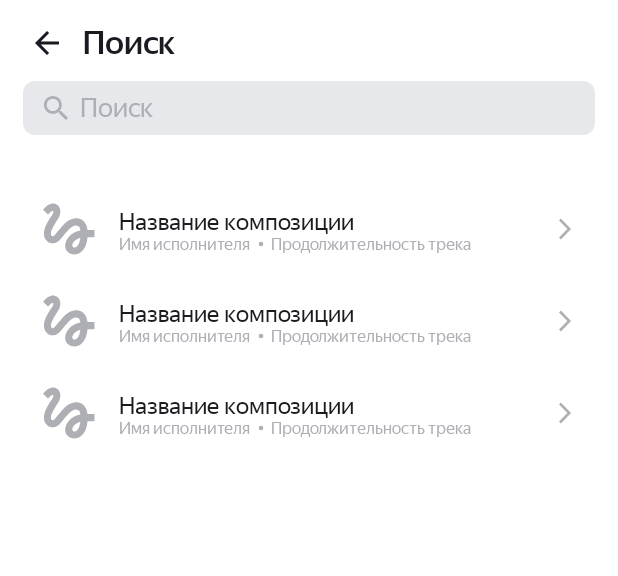
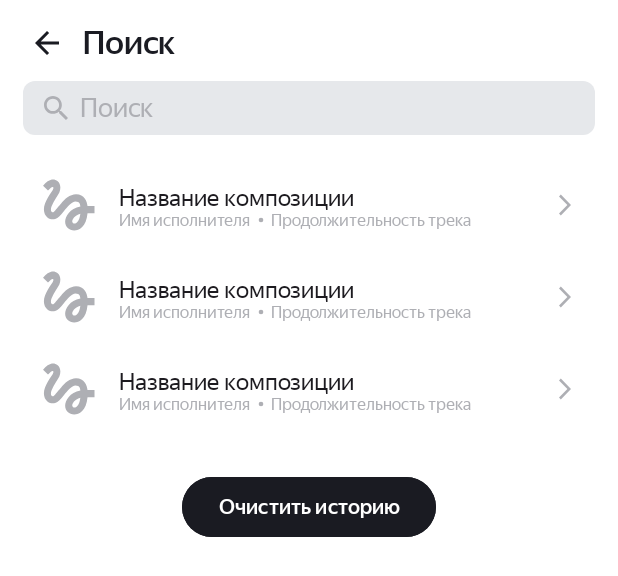
Before and after one commit to ZarubaGit/MusicApp, an Android app: the layout activity_search.xml on its own in the app's theme, with its tools: preview values and no code run, on a phone screen of 412 x 824 dp. Shown: the top 576 px of the screen. Run offline under Robolectric (Android 15) with nearby library versions, the phone set to English and light mode, and no system bars.

Commit message:
ДЗ 12 спринта

```diff
--- a/app/src/main/java/com/example/playlistmaker/TrackAdapter.kt
+++ b/app/src/main/java/com/example/playlistmaker/TrackAdapter.kt
@@ -16,8 +16,7 @@ class TrackAdapter(private val trackList: MutableList<Track>, private val histor
         holder.itemView.setOnClickListener{
             val clickedTrack = trackList[position]
             historyManager.saveTrackToHistory(clickedTrack)
-            historyManager.removeTrackFromHistory(clickedTrack.trackId)
-            notifyDataSetChanged()
+
         }
     }
 
--- a/app/src/main/res/layout/activity_search.xml
+++ b/app/src/main/res/layout/activity_search.xml
@@ -4,19 +4,19 @@
     xmlns:tools="http://schemas.android.com/tools"
     style="@style/StyleFromBackgroundSettingActivity">
 
-    <LinearLayout
-        style="@style/ToolBarSetting">
+    <LinearLayout style="@style/ToolBarSetting">
 
         <ImageView
+            android:id="@+id/backInMain"
             style="@style/StrelochkaBack"
-            android:id="@+id/backInMain"
             app:srcCompat="@drawable/light_mode" />
 
         <TextView
+            android:id="@+id/textView"
             style="@style/TextFromToolBar"
-            android:id="@+id/textView"
-            android:text="@string/search"
-            android:layout_marginStart="12dp"/>
+            android:layout_marginStart="@dimen/forToolBarLeftSpace"
+            android:textSize="@dimen/text_size"
+            android:text="@string/search" />
     </LinearLayout>
 
     <LinearLayout
@@ -33,26 +33,26 @@
             android:layout_gravity="center"
             android:layout_marginStart="14dp"
             android:src="@drawable/vector"
+            android:theme="@style/ColorIconEditText"
             android:visibility="visible"
-            app:iconGravity="textStart"
-            android:theme="@style/ColorIconEditText" />
+            app:iconGravity="textStart" />
 
 
         <EditText
             android:id="@+id/inputEditText"
             style="@style/StyleEditText"
             android:imeOptions="actionDone"
-            android:singleLine="true"/>
+            android:singleLine="true" />
 
         <ImageView
             android:id="@+id/clearIcon"
             android:layout_width="16dp"
             android:layout_height="16dp"
             android:layout_gravity="center"
+            android:layout_marginEnd="10dp"
             android:src="@drawable/delete_icon"
-            android:visibility="gone"
-            android:layout_marginEnd="10dp"
-            android:theme="@style/delete_icon"/>
+            android:theme="@style/delete_icon"
+            android:visibility="gone" />
 
     </LinearLayout>
 
@@ -60,46 +60,51 @@
         android:id="@+id/historyContainer"
         android:layout_width="match_parent"
         android:layout_height="wrap_content"
+        android:layout_marginTop="32dp"
         android:orientation="vertical"
-        android:layout_marginTop="16dp"
-        android:visibility="visible">
+        android:visibility="gone">
 
         <TextView
             android:id="@+id/historyTitle"
             style="@style/TextFromToolBar"
+            android:layout_gravity="center"
             android:text="@string/you_searched"
-            android:layout_marginStart="12dp"
-            android:layout_gravity="center"
-            android:visibility="gone"/>
+            android:textSize="@dimen/sizeForTextSearchTitle"/>
+
+
+    </LinearLayout>
+
+    <androidx.recyclerview.widget.RecyclerView
+        android:id="@+id/recyclerView"
+        android:layout_width="match_parent"
+        android:layout_height="wrap_content"
+        android:layout_marginTop="16dp"
+        tools:listitem="@layout/item_track"/>
 
     <Button
         android:id="@+id/clearHistoryButton"
         style="@style/refreshButton"
-            android:text="Очистить историю"
-            android:layout_gravity="center"/>
-    </LinearLayout>
-
-    <androidx.recyclerview.widget.RecyclerView
-        android:layout_marginTop="16dp"
-        android:id="@+id/recyclerView"
-        android:layout_width="match_parent"
-        android:layout_height="wrap_content"
-        tools:listitem="@layout/item_track"/>
+        android:layout_gravity="center"
+        android:text="@string/clear_story" />
 
     <LinearLayout
         android:layout_width="match_parent"
         android:layout_height="match_parent"
         android:gravity="center"
         android:orientation="vertical">
+
         <ImageView
             android:id="@+id/imageHolder"
-        style="@style/StyleForIconSearch"/>
+            style="@style/StyleForIconSearch" />
 
-    <TextView android:id="@+id/placeholderMessage"
-        style="@style/messageForSearchView"/>
+        <TextView
+            android:id="@+id/placeholderMessage"
+            style="@style/messageForSearchView" />
+
         <Button
             android:id="@+id/refreshButton"
-        style="@style/refreshButton" />
+            style="@style/refreshButton"
+            android:visibility="gone"/>
 
     </LinearLayout>
 
--- a/app/src/main/res/layout/activity_settings.xml
+++ b/app/src/main/res/layout/activity_settings.xml
@@ -17,7 +17,8 @@
         <TextView
             android:id="@+id/textView"
             style="@style/TextFromToolBar"
-            android:text="@string/name_setting" />
+            android:text="@string/name_setting"
+            android:textSize="@dimen/text_size"/>
     </LinearLayout>
 
     <FrameLayout
--- a/app/src/main/res/layout/item_track.xml
+++ b/app/src/main/res/layout/item_track.xml
@@ -2,7 +2,8 @@
     xmlns:android="http://schemas.android.com/apk/res/android"
     android:layout_height="wrap_content"
     android:layout_width="match_parent"
-    android:padding="8dp">
+    android:padding="8dp"
+    android:foreground="?attr/selectableItemBackground">
 
     <ImageView
         android:id="@+id/artworkImageView"
@@ -27,7 +28,7 @@
 
     <ImageView
         android:id="@+id/trackGalochka"
-        style="@style/IconStyleForSetting"
+        style="@style/IconStyleForItemTrack"
         android:src="@drawable/galochka" />
 
     <LinearLayout
--- a/app/src/main/res/values-night/styles-night.xml
+++ b/app/src/main/res/values-night/styles-night.xml
@@ -30,10 +30,8 @@
     <style name="TextFromToolBar">
         <item name="android:layout_width">wrap_content</item>
         <item name="android:layout_height">wrap_content</item>
-        <item name="android:layout_marginStart">12dp</item>
         <item name="android:fontFamily">@font/ys_display_medium</item>
         <item name="android:gravity">center</item>
-        <item name="android:textSize">@dimen/text_size</item>
         <item name="android:textColor">@color/YP_White</item>
     </style>
 
@@ -82,6 +80,14 @@
         <item name="android:foreground">?attr/selectableItemBackground</item>
     </style>
 
+    <style name="IconStyleForItemTrack">
+        <item name="android:layout_width">@dimen/iconSize</item>
+        <item name="android:layout_height">@dimen/iconSize</item>
+        <item name="android:layout_gravity">end|center</item>
+        <item name="tint">@color/YP_White</item>
+
+    </style>
+
     <style name="Switch">
         <item name="android:layout_gravity">end|center</item>
         <item name="android:thumbTint">@color/YP_Blue</item>
--- a/app/src/main/res/values/dimens.xml
+++ b/app/src/main/res/values/dimens.xml
@@ -12,4 +12,6 @@
     <dimen name="textForArtistName">11sp</dimen>
     <dimen name="imageSize">45dp</dimen>
     <dimen name="searchBarMargin">56dp</dimen>
+    <dimen name="forToolBarLeftSpace">12dp</dimen>
+    <dimen name="sizeForTextSearchTitle">19sp</dimen>
 </resources>
--- a/app/src/main/res/values/strings.xml
+++ b/app/src/main/res/values/strings.xml
@@ -27,5 +27,6 @@
     <string name="trouble_with_network">Проблемы со связью\n\nЗагрузка не удалась. Проверьте подключение к интернету</string>
     <string name="refreshButton">Обновить</string>
     <string name="you_searched">Вы искали</string>
+    <string name="clear_story">Очистить историю</string>
 
 </resources>
--- a/app/src/main/res/values/styles.xml
+++ b/app/src/main/res/values/styles.xml
@@ -30,10 +30,8 @@
     <style name="TextFromToolBar">
         <item name="android:layout_width">wrap_content</item>
         <item name="android:layout_height">wrap_content</item>
-        <item name="android:layout_marginStart">12dp</item>
         <item name="android:fontFamily">@font/ys_display_medium</item>
         <item name="android:gravity">center</item>
-        <item name="android:textSize">@dimen/text_size</item>
         <item name="android:textColor">@color/YP_Black</item>
     </style>
 
@@ -82,6 +80,14 @@
         <item name="android:foreground">?attr/selectableItemBackground</item>
     </style>
 
+    <style name="IconStyleForItemTrack">
+        <item name="android:layout_width">@dimen/iconSize</item>
+        <item name="android:layout_height">@dimen/iconSize</item>
+        <item name="android:layout_gravity">end|center</item>
+        <item name="tint">@color/YP_Text_Gray</item>
+
+    </style>
+
     <style name="Switch">
         <item name="android:layout_gravity">end|center</item>
         <item name="android:layout_width">56dp</item>
@@ -123,7 +129,6 @@
         <item name="android:backgroundTint">?attr/colorOnPrimary</item>
         <item name="android:foreground">?attr/selectableItemBackground</item>
         <item name="android:layout_marginTop">24dp</item>
-        <item name="android:visibility">gone</item>
     </style>
 
     <style name="messageForSearchView">
```
Also changed, not shown: app/src/main/java/com/example/playlistmaker/SearchActivity.kt (+31 -10 lines), app/src/main/java/com/example/playlistmaker/SearchHistory.kt (+12 -16 lines). Lines whose indentation alone changed are shown as unchanged.
